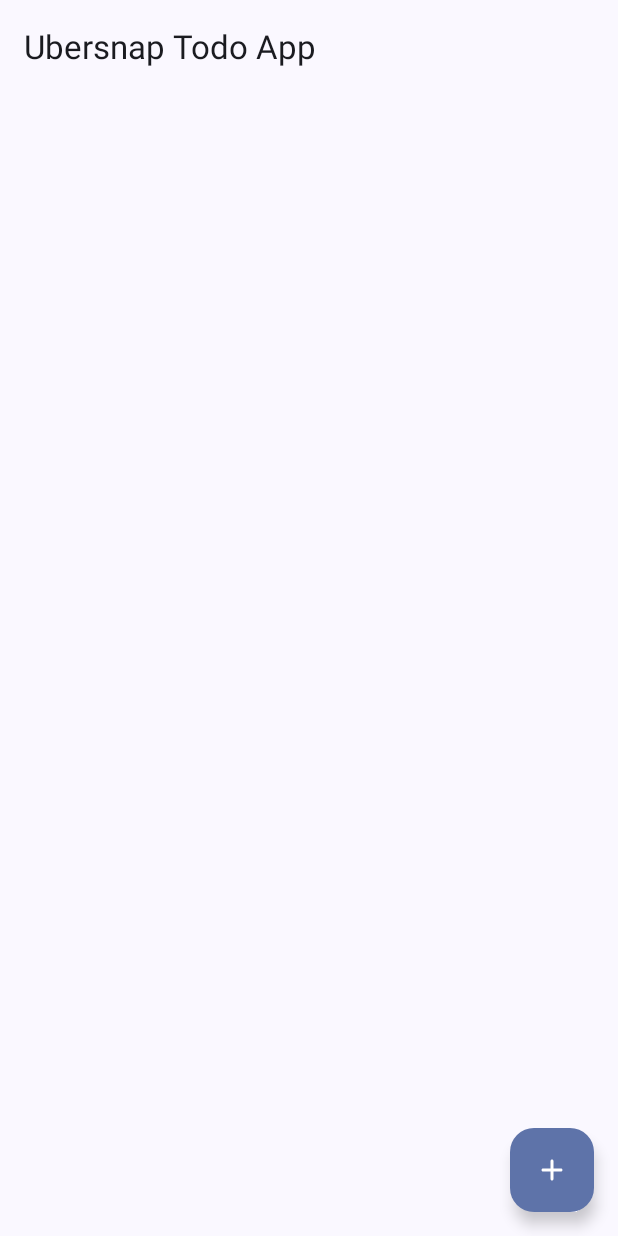
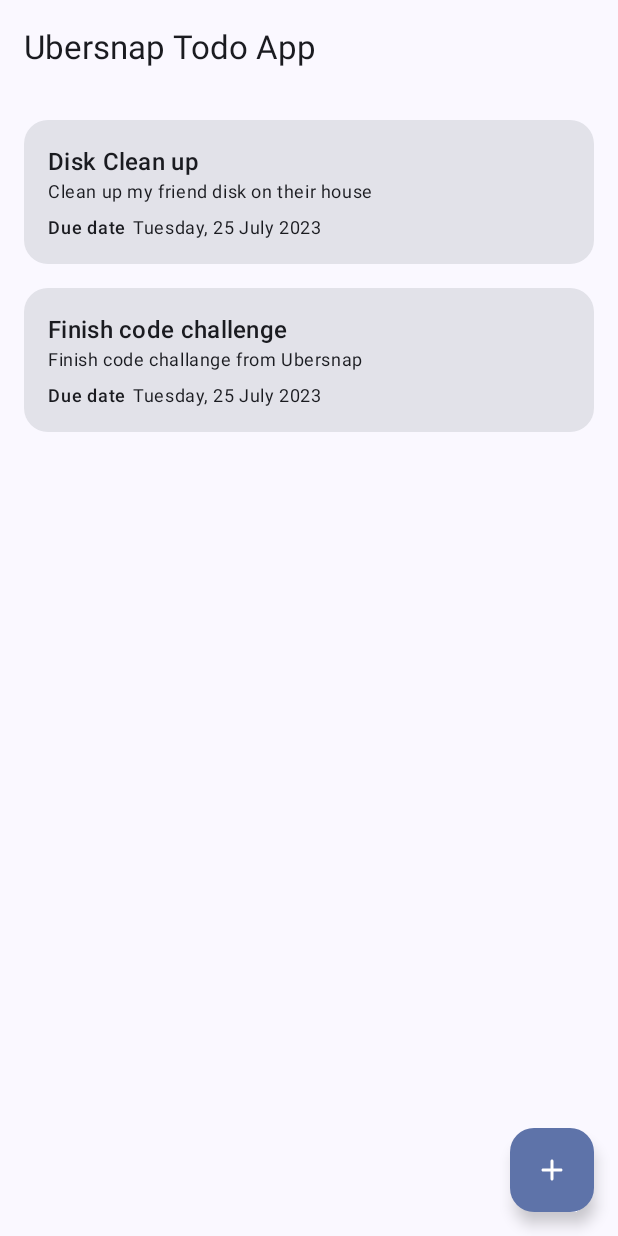
Before and after one commit to irlfdyh/Ubersnap-TodoApp, an Android app built with Jetpack Compose: the composable TodoListScreen shown on its own in the app's theme, on a phone screen of 412 x 824 dp. Run offline under Robolectric (Android 15) with nearby library versions, the phone set to English and light mode, and no system bars; our stand-ins replace Dagger/Hilt's generated code, Room's generated code, Timber.

Commit message:
ui: feature: list: add list data item layout

```diff
--- a/app/src/main/java/com/ubersnap/challange/todo/app/data/source/local/TodoExampleData.kt
+++ b/app/src/main/java/com/ubersnap/challange/todo/app/data/source/local/TodoExampleData.kt
@@ -12,7 +12,7 @@ object TodoExampleData {
             dueDate = 1690282564000
         ),
         TodoEntity(
-            id = 1,
+            id = 2,
             title = "Finish code challenge",
             description = "Finish code challange from Ubersnap",
             dueDate = 1690279200000
--- a/app/src/main/java/com/ubersnap/challange/todo/app/ui/AppNavHost.kt
+++ b/app/src/main/java/com/ubersnap/challange/todo/app/ui/AppNavHost.kt
@@ -5,6 +5,7 @@ import androidx.compose.ui.Modifier
 import androidx.navigation.NavHostController
 import androidx.navigation.compose.NavHost
 import androidx.navigation.compose.composable
+import com.ubersnap.challange.todo.app.ui.feature.list.TodoListScreen
 
 @Composable
 fun AppNavHost(
@@ -19,7 +20,14 @@ fun AppNavHost(
     ) {
 
         composable(route = Todo.route) {
-
+            TodoListScreen(
+                onTodoItemClick = { id ->
+                    navController.navigate(TodoDetail.buildRouteWithArgs(id))
+                },
+                onCreateTodoClick = {
+                    navController.navigate(TodoModification.buildRouteWithArgs())
+                }
+            )
         }
 
         composable(
--- /dev/null
+++ b/app/src/main/java/com/ubersnap/challange/todo/app/ui/component/ItemTodo.kt
@@ -0,0 +1,78 @@
+package com.ubersnap.challange.todo.app.ui.component
+
+import androidx.compose.foundation.clickable
+import androidx.compose.foundation.layout.Arrangement
+import androidx.compose.foundation.layout.Column
+import androidx.compose.foundation.layout.Row
+import androidx.compose.foundation.layout.fillMaxWidth
+import androidx.compose.foundation.layout.padding
+import androidx.compose.foundation.shape.RoundedCornerShape
+import androidx.compose.material3.Card
+import androidx.compose.material3.MaterialTheme
+import androidx.compose.material3.Text
+import androidx.compose.runtime.Composable
+import androidx.compose.ui.Alignment
+import androidx.compose.ui.Modifier
+import androidx.compose.ui.res.stringResource
+import androidx.compose.ui.text.style.TextOverflow
+import androidx.compose.ui.tooling.preview.Preview
+import androidx.compose.ui.unit.dp
+import com.ubersnap.challange.todo.app.R
+import com.ubersnap.challange.todo.app.data.source.local.TodoExampleData
+import com.ubersnap.challange.todo.app.entity.Todo
+import com.ubersnap.challange.todo.app.util.asDateFormat
+
+@Composable
+fun ItemTodo(
+    todo: Todo,
+    modifier: Modifier = Modifier,
+    onItemClick: () -> Unit = { }
+) {
+    Card(
+        modifier = modifier,
+        shape = RoundedCornerShape(16.dp)
+    ) {
+        Column(
+            modifier = Modifier
+                .clickable { onItemClick() }
+                .fillMaxWidth()
+                .padding(16.dp),
+
+        ) {
+            Text(
+                text = todo.title,
+                modifier = Modifier.fillMaxWidth(),
+                overflow = TextOverflow.Ellipsis,
+                maxLines = 1,
+                style = MaterialTheme.typography.titleMedium
+            )
+            Text(
+                text = todo.description,
+                modifier = Modifier.fillMaxWidth(),
+                overflow = TextOverflow.Ellipsis,
+                maxLines = 2,
+                style = MaterialTheme.typography.bodySmall
+            )
+            Row(
+                modifier = Modifier.fillMaxWidth().padding(top = 8.dp),
+                verticalAlignment = Alignment.CenterVertically,
+                horizontalArrangement = Arrangement.spacedBy(4.dp)
+            ) {
+                Text(
+                    text = stringResource(id = R.string.str_due_date),
+                    style = MaterialTheme.typography.labelMedium
+                )
+                Text(
+                    text = todo.dueDate.asDateFormat(),
+                    style = MaterialTheme.typography.bodySmall
+                )
+            }
+        }
+    }
+}
+
+@Preview
+@Composable
+private fun ItemTodoPreview() {
+    ItemTodo(todo = TodoExampleData.todos.first().asTodo())
+}
--- a/app/src/main/java/com/ubersnap/challange/todo/app/ui/feature/list/TodoListScreen.kt
+++ b/app/src/main/java/com/ubersnap/challange/todo/app/ui/feature/list/TodoListScreen.kt
@@ -38,6 +38,7 @@ import com.ubersnap.challange.todo.app.entity.Todo
 import com.ubersnap.challange.todo.app.ui.LoadState
 import com.ubersnap.challange.todo.app.ui.component.EmptyScreen
 import com.ubersnap.challange.todo.app.ui.component.ErrorScreen
+import com.ubersnap.challange.todo.app.ui.component.ItemTodo
 import com.ubersnap.challange.todo.app.ui.component.LoadingScreen
 
 @Composable
@@ -150,7 +151,10 @@ private fun AvailableScreen(
             items = todos,
             key = { it.id }
         ) { todo ->
-
+            ItemTodo(
+                todo = todo,
+                onItemClick = { onTodoItemClick(todo.id) }
+            )
         }
     }
 }
--- /dev/null
+++ b/app/src/main/java/com/ubersnap/challange/todo/app/util/DateUtil.kt
@@ -0,0 +1,15 @@
+package com.ubersnap.challange.todo.app.util
+
+import java.text.SimpleDateFormat
+import java.util.Date
+import java.util.Locale
+
+private const val DEFAULT_FORMAT = "EEEE, dd MMMM yyyy"
+
+fun Long.asDateFormat(): String =
+    Date().run {
+        this.time = this@asDateFormat
+        SimpleDateFormat(
+            DEFAULT_FORMAT, Locale.getDefault()
+        ).format(this)
+    }
--- a/app/src/main/res/values/strings.xml
+++ b/app/src/main/res/values/strings.xml
@@ -4,4 +4,5 @@
     <string name="str_no_data_available">No data available</string>
     <string name="str_retry">Retry</string>
     <string name="str_get_data_failed">Failed when get data</string>
+    <string name="str_due_date">Due date</string>
 </resources>
```
